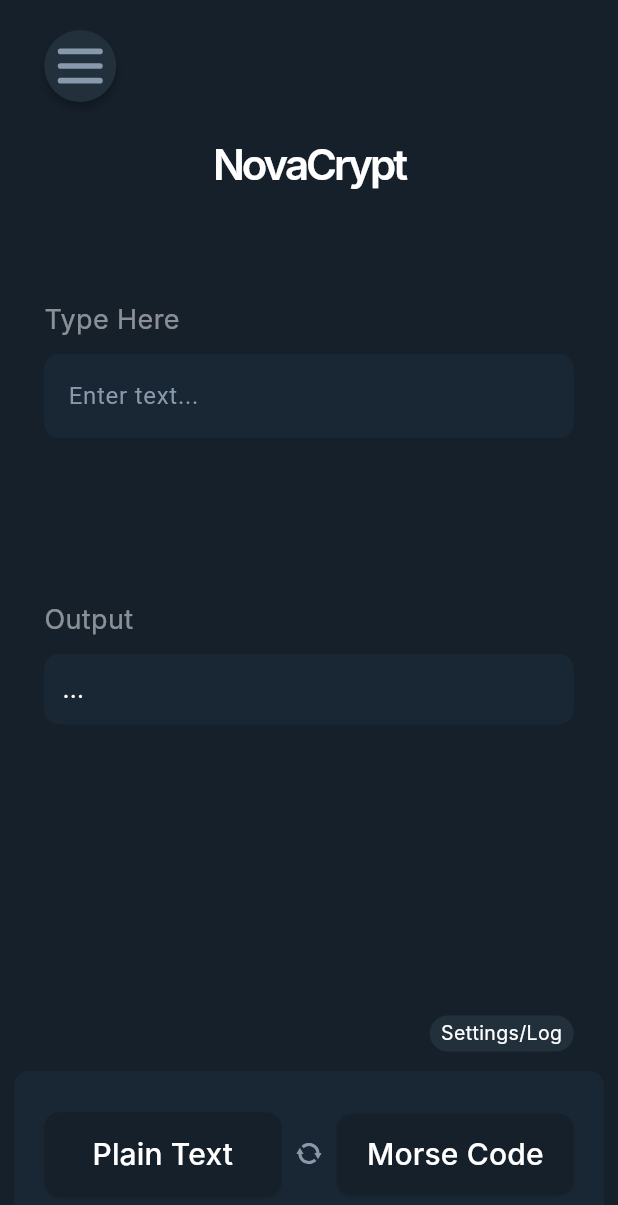
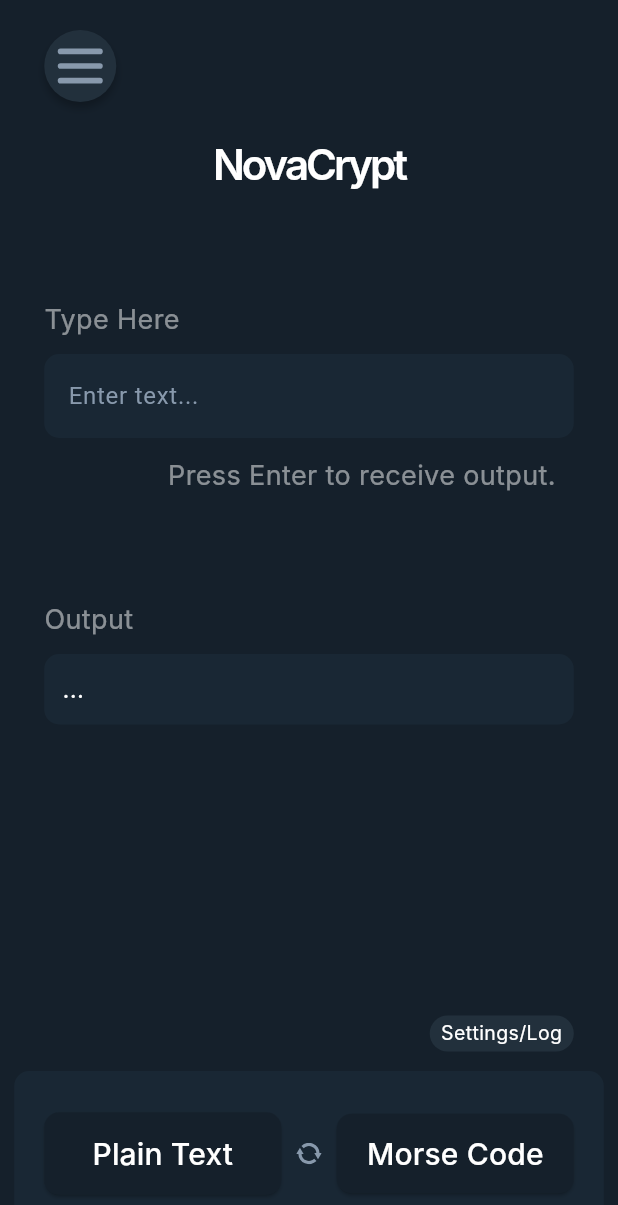
Before and after one commit to CSIS-3200-Project/proj_test_1, a Flutter app: the screen it shows after launch, on a phone screen of 412 x 824 dp. Shown: the top 1205 px of the screen. Run offline on Flutter 3.47's test engine with Material 3 defaults, Android fonts, the phone set to English and light mode, and no system bars; our stand-ins replace flutter_svg; Roboto replaces fonts that are missing (Inter).

Commit message:
added text telling user to press enter for output

```diff
--- a/flutter_test_1/lib/frontend/nova_crypt_portrait.dart
+++ b/flutter_test_1/lib/frontend/nova_crypt_portrait.dart
@@ -42,6 +42,20 @@ class _NovaCryptPortraitUIState extends State<_NovaCryptPortraitUI> {
   void dispose() {
     inputController.dispose();
     super.dispose();
+  }
+
+  void callTestFunc(String value) {
+    testFunc(
+      inputController,
+      value,
+      selectedInputLanguage,
+      selectedOutputLanguage,
+      shiftInput,
+    );
+    outputText = inputController.text;
+    (outputText.isEmpty || outputText.contains('?'))
+        ? null
+        : logList.add(outputText);
   }
 
   void checkShiftValid() {
@@ -309,19 +323,7 @@ class _NovaCryptPortraitUIState extends State<_NovaCryptPortraitUI> {
                   // onChanged: (text) => setState(() => outputText = text),
                   onSubmitted: (value) async {
                     setState(() {
-                      testFunc(
-                        inputController,
-                        value,
-                        selectedInputLanguage,
-                        selectedOutputLanguage,
-                        shiftInput,
-                      );
-                      outputText = inputController.text;
-                      (outputText.isEmpty || outputText.contains('?'))
-                          ? null
-                          : logList.add(outputText);
-                      // print(shiftController.text);
-                      print(shiftInput);
+                      callTestFunc(value);
                     });
                   },
                   style: const TextStyle(color: Colors.white, fontSize: 16),
@@ -334,6 +336,24 @@ class _NovaCryptPortraitUIState extends State<_NovaCryptPortraitUI> {
                     ),
                     hintText: 'Enter text...',
                     hintStyle: const TextStyle(color: Color(0xFF8899AC)),
+                  ),
+                ),
+                Padding(
+                  padding: const EdgeInsets.all(12.0),
+                  child: const Opacity(
+                    opacity: 0.5,
+                    child: Align(
+                      alignment: Alignment.centerRight,
+                      child: Text(
+                        'Press Enter to receive output.',
+                        style: TextStyle(
+                          color: Colors.white,
+                          fontSize: 18,
+                          fontFamily: 'Inter',
+                          fontWeight: FontWeight.w400,
+                        ),
+                      ),
+                    ),
                   ),
                 ),
               ],
```
